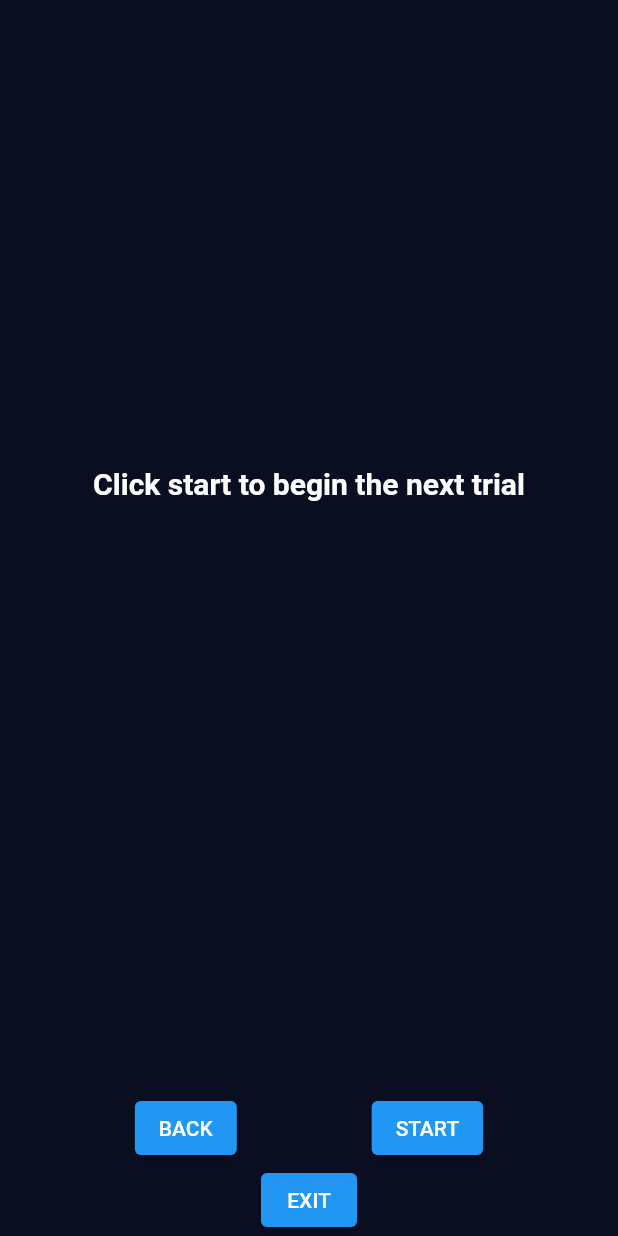
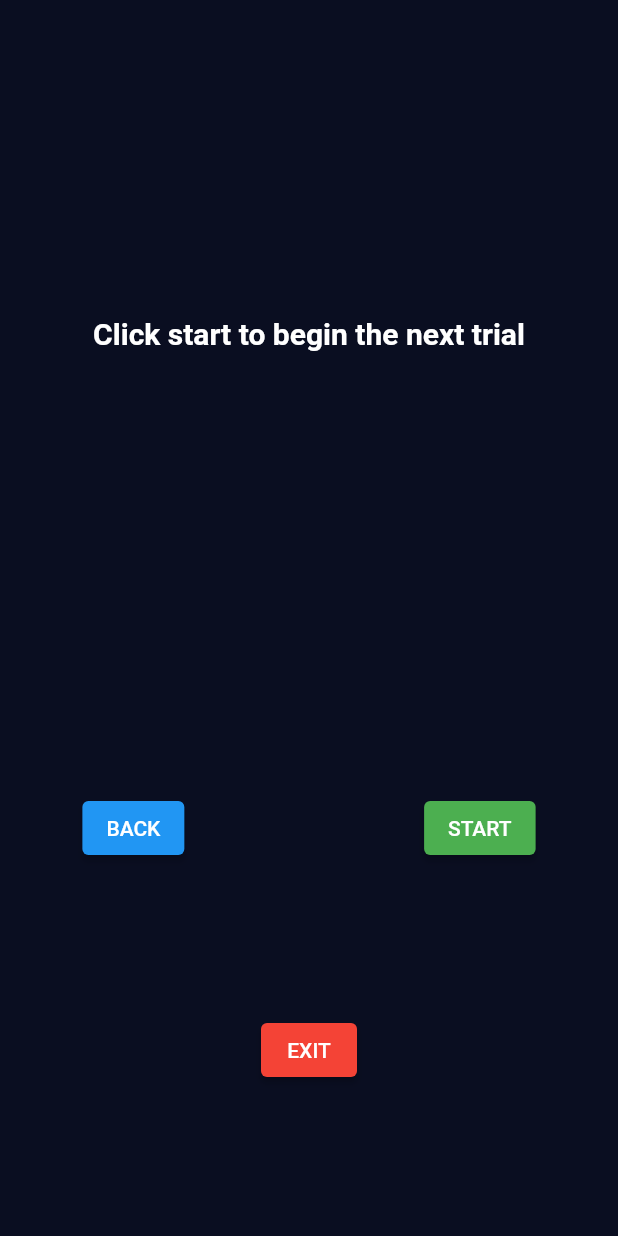
Before and after one commit to florencelarkin/ramp_task, a Flutter app: the ContinuationPage screen opened directly with empty values, on a phone screen of 412 x 824 dp. Run offline on Flutter 3.47's test engine with Material 2 defaults, Android fonts, the phone set to English and light mode, and no system bars; our stand-ins replace sensors.

```diff
--- a/lib/block_page.dart
+++ b/lib/block_page.dart
@@ -78,6 +78,10 @@ class _BlockPageState extends State<BlockPage> {
           ),
           ElevatedButton(
             child: Text('START'),
+            style: ElevatedButton.styleFrom(
+              primary: Colors.green, // background
+              onPrimary: Colors.white, // foreground
+            ),
             onPressed: () {
               blockNumber++;
               Navigator.push(
--- a/lib/completed_screen.dart
+++ b/lib/completed_screen.dart
@@ -41,6 +41,10 @@ class _CompletedPageState extends State<CompletedPage> {
             ),
           ),
           ElevatedButton(
+            style: ElevatedButton.styleFrom(
+              primary: Colors.red, // background
+              onPrimary: Colors.white, // foreground
+            ),
             child: Text('CLICK HERE TO EXIT THE APP'),
             onPressed: () => SystemNavigator.pop(),
           ),
--- a/lib/continue_trial.dart
+++ b/lib/continue_trial.dart
@@ -127,12 +127,23 @@ class _ContinuationPageState extends State<ContinuationPage> {
             children: [
               ElevatedButton(
                   child: Text('BACK'),
+                  style: ElevatedButton.styleFrom(
+                    primary: Colors.blue, // background
+                    onPrimary: Colors.white, // foreground
+                  ),
                   onPressed: () {
                     SystemChannels.textInput.invokeMethod('TextInput.hide');
                     Navigator.pop(context);
                   }),
+              SizedBox(
+                width: 50.0,
+              ),
               ElevatedButton(
                   child: Text('START'),
+                  style: ElevatedButton.styleFrom(
+                    primary: Colors.green, // background
+                    onPrimary: Colors.white, // foreground
+                  ),
                   onPressed: () {
                     trialNumber++;
                     /*SystemChannels.textInput.invokeMethod('TextInput.hide');
@@ -189,8 +200,17 @@ class _ContinuationPageState extends State<ContinuationPage> {
                   }),
             ],
           ),
+          Column(
+            children: <Widget>[
+              SizedBox(
+                height: 100.0,
+              ),
               ElevatedButton(
                   child: Text('EXIT'),
+                  style: ElevatedButton.styleFrom(
+                    primary: Colors.red, // background
+                    onPrimary: Colors.white, // foreground
+                  ),
                   onPressed: () {
                     Navigator.push(
                       context,
@@ -207,6 +227,11 @@ class _ContinuationPageState extends State<ContinuationPage> {
                   }),
             ],
           ),
+          SizedBox(
+            height: 100.0,
+          )
+        ],
+      ),
     );
   }
 }
--- a/lib/instruction_page.dart
+++ b/lib/instruction_page.dart
@@ -74,6 +74,10 @@ class _InstructionPageState extends State<InstructionPage> {
           ),
           ElevatedButton(
               child: Text('NEXT'),
+              style: ElevatedButton.styleFrom(
+                primary: Colors.green, // background
+                onPrimary: Colors.white, // foreground
+              ),
               onPressed: () {
                 Navigator.push(
                   context,
--- a/lib/main.dart
+++ b/lib/main.dart
@@ -6,7 +6,7 @@ void main() => runApp(DrivingTask());
 
 Map<String, String> urlArgs = {};
 String subjectID = 'abc123';
-int totalTrials = 2;
+int totalTrials = 20;
 double maxTime = 3.0;
 String defaultTitle = 'test page';
 
```
Also changed, not shown: lib/car_engine.dart (+13 -2 lines), lib/instruction_page2.dart (+8 -0 lines), lib/instruction_page3.dart (+8 -0 lines), lib/instruction_page4.dart (+8 -0 lines), lib/instruction_page5.dart (+8 -0 lines), lib/instruction_page6.dart (+8 -0 lines), lib/instruction_page7.dart (+8 -0 lines), lib/main_page.dart (+5 -4 lines). Lines whose indentation alone changed are shown as unchanged.
